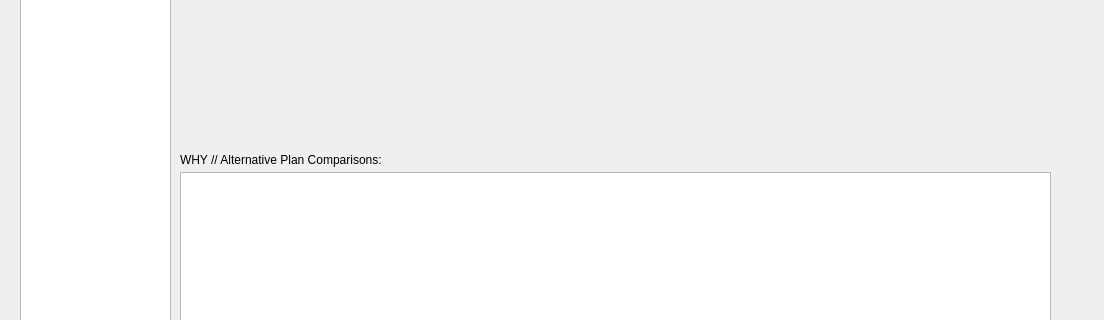
bleow/SQL_Query_Annotator, file untitled.ui: the form before one commit; both pictures show x 0 to 1104 and y 438 to 758 of the 1104 by 882 pixel window.
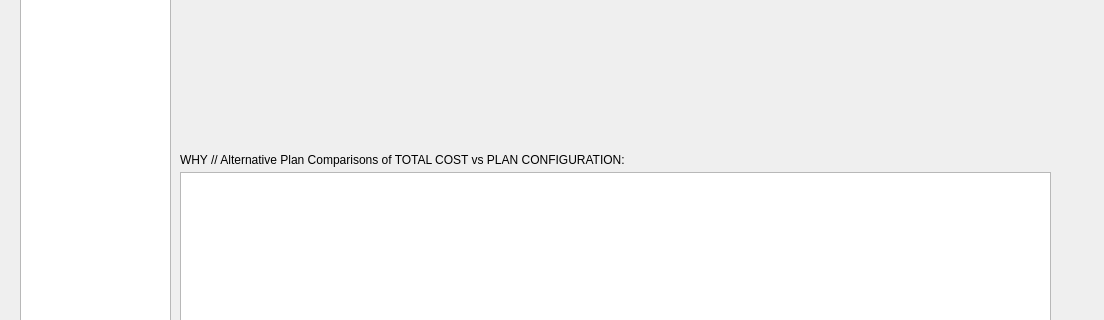
The form after the commit. Custom widgets are drawn as their Qt base class.

Commit message: chore: formatting

What changed in the file:
```diff
--- a/untitled.ui
+++ b/untitled.ui
@@ -268,7 +268,7 @@
     <rect>
      <x>180</x>
      <y>590</y>
-     <width>231</width>
+     <width>871</width>
      <height>16</height>
     </rect>
    </property>
@@ -285,7 +285,7 @@
 font: 12px</string>
    </property>
    <property name="text">
-    <string>WHY // Alternative Plan Comparisons:</string>
+    <string>WHY // Alternative Plan Comparisons of TOTAL COST vs PLAN CONFIGURATION:</string>
    </property>
   </widget>
   <widget class="PlotWidget" name="label_graph">
```
The commit also changes 2 other files.
